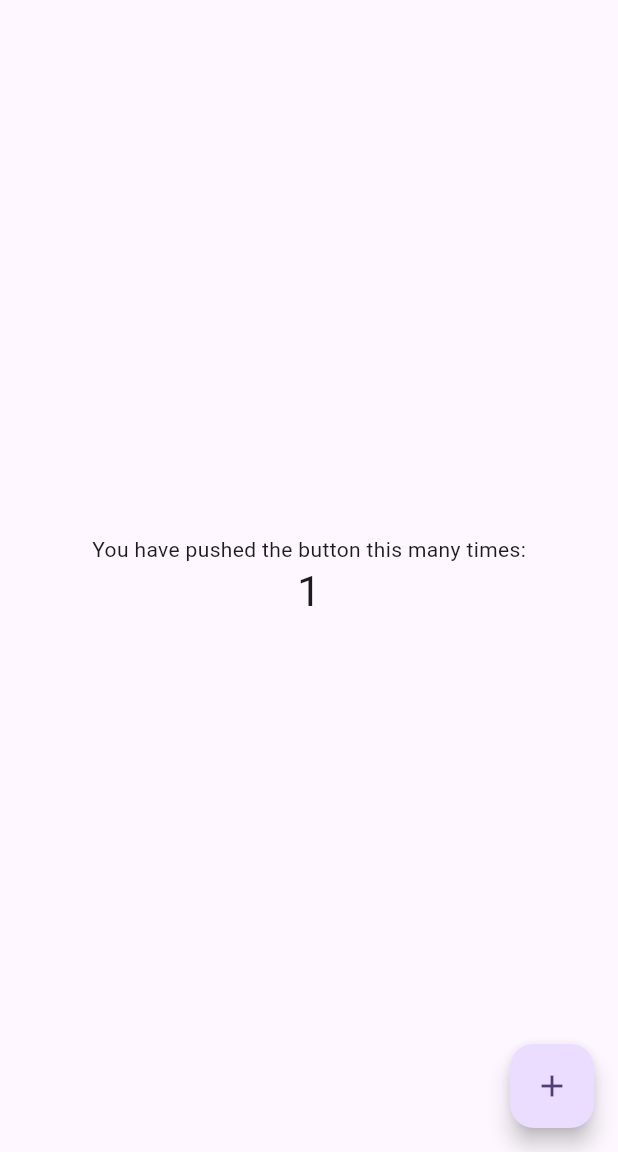
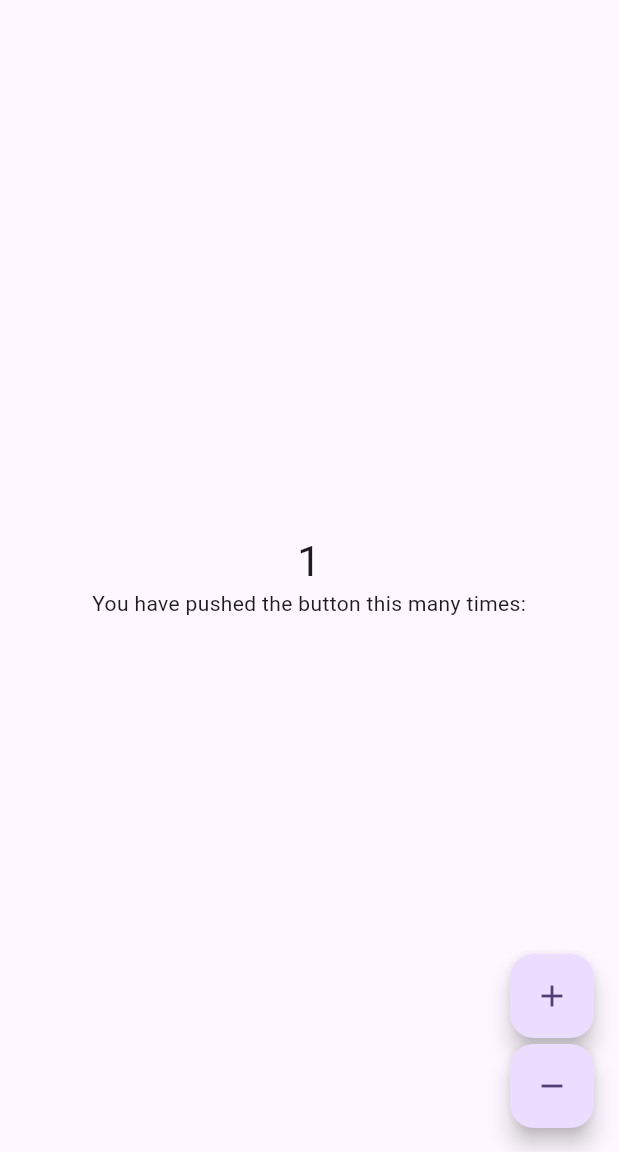
Before and after one commit to yousefemadkhazbak183/Flutter_Bloc-Cubit, a Flutter app: the screen it shows after launch, after a tap on the "add" icon, on a phone screen of 412 x 824 dp, the part 84-1236 px from its top. Run offline on Flutter 3.47's test engine with Material 3 defaults, Android fonts, the phone set to English and light mode, and no system bars; our stand-ins replace flutter_bloc.

```diff
--- /dev/null
+++ b/lib/controllers/cubit/counter_cubit.dart
@@ -0,0 +1,19 @@
+
+import 'package:flutter_bloc/flutter_bloc.dart';
+
+part  'counter_state.dart';
+
+class CounterCubit extends Cubit<CounterState>{
+  CounterCubit() : super(CounterInitState());
+
+  void increment(){
+    emit(CounterUpdateState(state.count +1));
+
+
+  }
+
+  void decrement(){
+    emit(CounterUpdateState(state.count -1));
+  }
+
+}
--- /dev/null
+++ b/lib/controllers/cubit/counter_state.dart
@@ -0,0 +1,15 @@
+part of 'counter_cubit.dart';
+
+sealed class CounterState {
+  final int count;
+  CounterState(this.count);
+}
+
+class CounterInitState extends CounterState {
+  CounterInitState(): super(0);
+}
+
+class CounterUpdateState extends CounterState {
+  CounterUpdateState(super.count);
+
+}
--- a/lib/main.dart
+++ b/lib/main.dart
@@ -1,3 +1,4 @@
+import 'package:bloc_cubit/ui/home_page.dart';
 import 'package:flutter/material.dart';
 
 void main() {
@@ -13,110 +14,10 @@ class MyApp extends StatelessWidget {
     return MaterialApp(
       title: 'Flutter Demo',
       theme: ThemeData(
-        // This is the theme of your application.
-        //
-        // TRY THIS: Try running your application with "flutter run". You'll see
-        // the application has a purple toolbar. Then, without quitting the app,
-        // try changing the seedColor in the colorScheme below to Colors.green
-        // and then invoke "hot reload" (save your changes or press the "hot
-        // reload" button in a Flutter-supported IDE, or press "r" if you used
-        // the command line to start the app).
-        //
-        // Notice that the counter didn't reset back to zero; the application
-        // state is not lost during the reload. To reset the state, use hot
-        // restart instead.
-        //
-        // This works for code too, not just values: Most code changes can be
-        // tested with just a hot reload.
+
         colorScheme: ColorScheme.fromSeed(seedColor: Colors.deepPurple),
       ),
       home: const MyHomePage(title: 'Flutter Demo Home Page'),
     );
   }
 }
-
-class MyHomePage extends StatefulWidget {
-  const MyHomePage({super.key, required this.title});
-
-  // This widget is the home page of your application. It is stateful, meaning
-  // that it has a State object (defined below) that contains fields that affect
-  // how it looks.
-
-  // This class is the configuration for the state. It holds the values (in this
-  // case the title) provided by the parent (in this case the App widget) and
-  // used by the build method of the State. Fields in a Widget subclass are
-  // always marked "final".
-
-  final String title;
-
-  @override
-  State<MyHomePage> createState() => _MyHomePageState();
-}
-
-class _MyHomePageState extends State<MyHomePage> {
-  int _counter = 0;
-
-  void _incrementCounter() {
-    setState(() {
-      // This call to setState tells the Flutter framework that something has
-      // changed in this State, which causes it to rerun the build method below
-      // so that the display can reflect the updated values. If we changed
-      // _counter without calling setState(), then the build method would not be
-      // called again, and so nothing would appear to happen.
-      _counter++;
-    });
-  }
-
-  @override
-  Widget build(BuildContext context) {
-    // This method is rerun every time setState is called, for instance as done
-    // by the _incrementCounter method above.
-    //
-    // The Flutter framework has been optimized to make rerunning build methods
-    // fast, so that you can just rebuild anything that needs updating rather
-    // than having to individually change instances of widgets.
-    return Scaffold(
-      appBar: AppBar(
-        // TRY THIS: Try changing the color here to a specific color (to
-        // Colors.amber, perhaps?) and trigger a hot reload to see the AppBar
-        // change color while the other colors stay the same.
-        backgroundColor: Theme.of(context).colorScheme.inversePrimary,
-        // Here we take the value from the MyHomePage object that was created by
-        // the App.build method, and use it to set our appbar title.
-        title: Text(widget.title),
-      ),
-      body: Center(
-        // Center is a layout widget. It takes a single child and positions it
-        // in the middle of the parent.
-        child: Column(
-          // Column is also a layout widget. It takes a list of children and
-          // arranges them vertically. By default, it sizes itself to fit its
-          // children horizontally, and tries to be as tall as its parent.
-          //
-          // Column has various properties to control how it sizes itself and
-          // how it positions its children. Here we use mainAxisAlignment to
-          // center the children vertically; the main axis here is the vertical
-          // axis because Columns are vertical (the cross axis would be
-          // horizontal).
-          //
-          // TRY THIS: Invoke "debug painting" (choose the "Toggle Debug Paint"
-          // action in the IDE, or press "p" in the console), to see the
-          // wireframe for each widget.
-          mainAxisAlignment: MainAxisAlignment.center,
-          children: <Widget>[
-            const Text('You have pushed the button this many times:'),
-            Text(
-              '$_counter',
-              style: Theme.of(context).textTheme.headlineMedium,
-            ),
-          ],
-        ),
-      ),
-      floatingActionButton: FloatingActionButton(
-        onPressed: _incrementCounter,
-        tooltip: 'Increment',
-        child: const Icon(Icons.add),
-      ), // This trailing comma makes auto-formatting nicer for build methods.
-    );
-  }
-}
--- /dev/null
+++ b/lib/ui/home_page.dart
@@ -0,0 +1,65 @@
+import 'package:bloc_cubit/controllers/cubit/counter_cubit.dart';
+import 'package:flutter/material.dart';
+import 'package:flutter_bloc/flutter_bloc.dart';
+
+class MyHomePage extends StatelessWidget {
+
+  final String title;
+
+  const MyHomePage({super.key, required this.title});
+
+  @override
+  Widget build(BuildContext context) {
+
+    return BlocProvider(
+      create: (context) => CounterCubit(),
+
+      child: Scaffold(
+            appBar: AppBar(
+              backgroundColor: Theme.of(context).colorScheme.inversePrimary,
+              title: Text(title),
+            ),
+            body: Center(
+              child: Column(
+                mainAxisAlignment: MainAxisAlignment.center,
+                children: <Widget>[
+                  BlocBuilder<CounterCubit, CounterState>(
+                    builder: (context, state){
+                      return Text(
+                      state.count.toString(),
+                      style: Theme.of(context).textTheme.headlineMedium,
+                    );
+                    }
+                  ),
+                  const Text('You have pushed the button this many times:'),
+                ],
+              ),
+            ),
+            floatingActionButton: BlocBuilder<CounterCubit, CounterState>(
+              builder: (context, state) {
+                return Column(
+                mainAxisAlignment: MainAxisAlignment.end,
+               children: [
+                FloatingActionButton(onPressed: ((){
+                  context.read<CounterCubit>().increment();
+                }),
+                tooltip: 'Increment',
+                 child: Icon(Icons.add),
+                ),
+                SizedBox(height: 4,),
+                FloatingActionButton(onPressed: (){
+                  context.read<CounterCubit>().decrement();
+                },
+                tooltip: 'Decrement',
+                 child: Icon(Icons.remove
+                ),)
+               ],
+
+                        );
+              },
+
+            )
+          ),
+    );
+  }
+}
```
